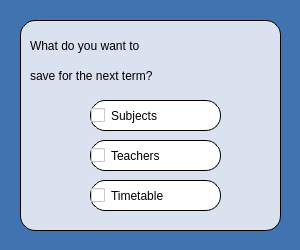
First picture: the form in Planner/whattosave.ui, repository BeliaViktoria/Planner, before the edit.
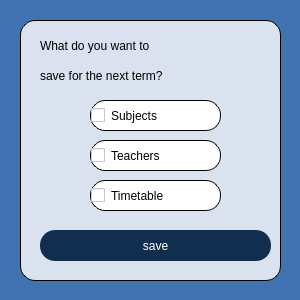
Second picture: the form after the edit.

Patch:
```diff
--- a/Planner/whattosave.ui
+++ b/Planner/whattosave.ui
@@ -7,7 +7,7 @@
     <x>0</x>
     <y>0</y>
     <width>300</width>
-    <height>250</height>
+    <height>300</height>
    </rect>
   </property>
   <property name="windowTitle">
@@ -22,7 +22,7 @@
      <x>20</x>
      <y>20</y>
      <width>261</width>
-     <height>211</height>
+     <height>261</height>
     </rect>
    </property>
    <property name="styleSheet">
@@ -101,7 +101,7 @@
    <widget class="QLabel" name="label_WhatToSave_1">
     <property name="geometry">
      <rect>
-      <x>10</x>
+      <x>20</x>
       <y>10</y>
       <width>211</width>
       <height>31</height>
@@ -120,7 +120,7 @@
    <widget class="QLabel" name="label_WhatToSave_2">
     <property name="geometry">
      <rect>
-      <x>10</x>
+      <x>20</x>
       <y>40</y>
       <width>231</width>
       <height>31</height>
@@ -136,6 +136,25 @@
      <string>save for the next term?</string>
     </property>
    </widget>
+   <widget class="QPushButton" name="pushButton_ClearSubjects">
+    <property name="geometry">
+     <rect>
+      <x>20</x>
+      <y>210</y>
+      <width>231</width>
+      <height>31</height>
+     </rect>
+    </property>
+    <property name="styleSheet">
+     <string notr="true">font: 14pt &quot;Gentium Book Basic&quot;;
+color:white;
+background-color:rgb(18, 46, 79);
+border-width:0px;</string>
+    </property>
+    <property name="text">
+     <string>save</string>
+    </property>
+   </widget>
   </widget>
  </widget>
  <resources/>
```
